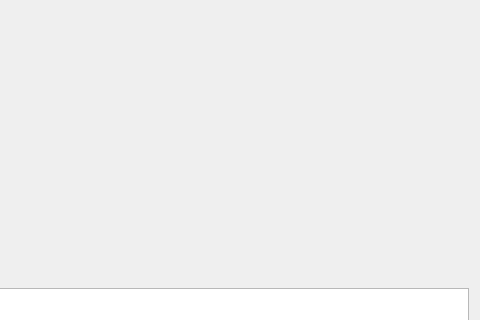
Before: the Qt Designer form src/test_multi_process_pandas/views/main.ui in lolo26130/test_multi_process_pandas, drawn with Qt 5; both pictures show x 420 to 900 and y 109 to 429 of the 900 by 600 pixel window.
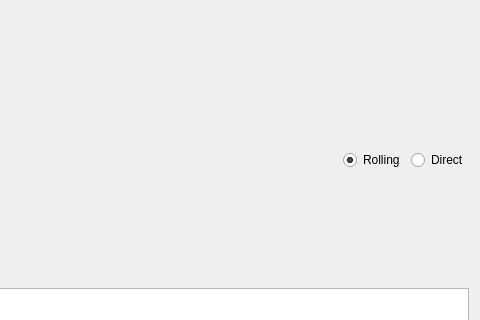
After: the same form once the commit is applied. Icons and pictures are not drawn. Custom widgets are drawn as their Qt base class.

Commit message:
ajout mode d'affichage Direct (rb_rolling / rb_direct)
- main.ui : deux QRadioButton rb_rolling / rb_direct dans horizontalLayout_cb
- update_ui() : vue numpy zero-copy self.data[:n, col], pas de concaténation
  ni de pandas, setData(y) sans axe x explicite — mode le plus économique en CPU
- on_data_ready : dispatch sur le radio coché à chaque rafraîchissement

Patch:
```diff
--- a/src/test_multi_process_pandas/views/main.ui
+++ b/src/test_multi_process_pandas/views/main.ui
@@ -69,6 +69,23 @@
        </property>
       </spacer>
      </item>
+     <item>
+      <widget class="QRadioButton" name="rb_rolling">
+       <property name="text">
+        <string>Rolling</string>
+       </property>
+       <property name="checked">
+        <bool>true</bool>
+       </property>
+      </widget>
+     </item>
+     <item>
+      <widget class="QRadioButton" name="rb_direct">
+       <property name="text">
+        <string>Direct</string>
+       </property>
+      </widget>
+     </item>
     </layout>
    </item>
    <item>
```
The commit also changes 2 other files.
